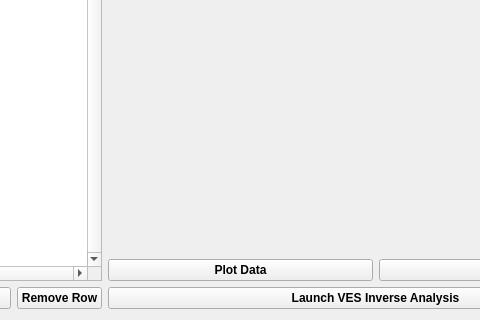
ajoros/ves_ajoros, file ves/templates/mainwindow.ui: the form before one commit; both pictures show x 445 to 925 and y 318 to 638 of the 1099 by 638 pixel window.
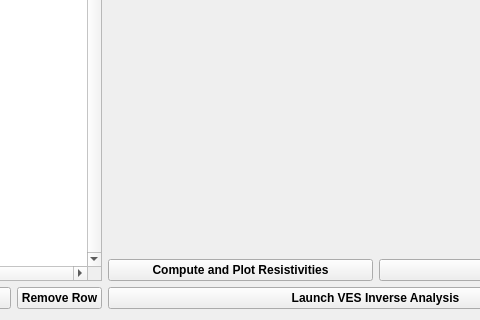
The form after the commit.

Commit message: renamed some QT buttons, changed .pop() aggregateTable_ReportWindow stuff, converted loglog plots to semilogy, edit resetPlot(), added lat, lon, datetime text to pdf

What changed in the file:
```diff
--- a/ves/templates/mainwindow.ui
+++ b/ves/templates/mainwindow.ui
@@ -175,7 +175,7 @@
              <string>Plot the input table</string>
             </property>
             <property name="text">
-             <string>Plot Data</string>
+             <string>Compute and Plot Resistivities</string>
             </property>
            </widget>
           </item>
```
The commit also changes 10 other files.
